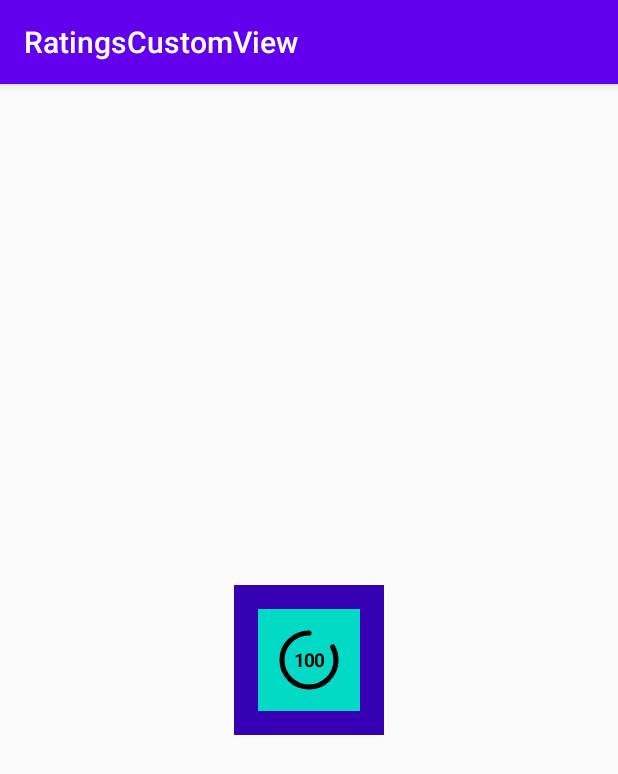
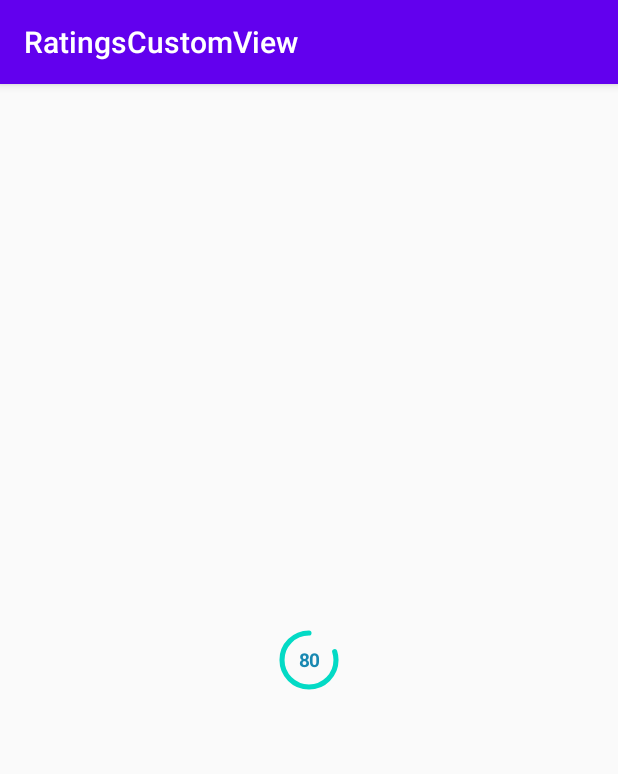
Before and after one commit to KunaalKumar/RatingsView, an Android app: the screen it shows after launch (MainActivity), on a phone screen of 412 x 824 dp. Shown: the top 774 px of the screen. Run offline under Robolectric (Android 15) with nearby library versions, the phone set to English and light mode, and no system bars.

Commit message:
Update package name Implement animation of number Change interpolator Add and implement text and arc color attributes Remove background colors from views in activity_main.xml Update kotlin version

```diff
--- a/app/src/main/AndroidManifest.xml
+++ b/app/src/main/AndroidManifest.xml
@@ -1,6 +1,6 @@
 <?xml version="1.0" encoding="utf-8"?>
 <manifest xmlns:android="http://schemas.android.com/apk/res/android"
-    package="com.example.ratingscustomview">
+    package="dev.kunaal.view">
 
     <application
         android:allowBackup="true"
@@ -9,7 +9,7 @@
         android:roundIcon="@mipmap/ic_launcher_round"
         android:supportsRtl="true"
         android:theme="@style/AppTheme">
-        <activity android:name=".MainActivity">
+        <activity android:name="dev.kunaal.view.MainActivity">
             <intent-filter>
                 <action android:name="android.intent.action.MAIN" />
 
--- a/app/src/main/java/com/example/ratingscustomview/MainActivity.kt
+++ b/app/src/main/java/dev/kunaal/view/MainActivity.kt
@@ -1,4 +1,4 @@
-package com.example.ratingscustomview
+package dev.kunaal.view
 
 import androidx.appcompat.app.AppCompatActivity
 import android.os.Bundle
--- a/app/src/main/java/com/example/ratingscustomview/RatingView.kt
+++ b/app/src/main/java/dev/kunaal/view/RatingView.kt
@@ -1,43 +1,62 @@
-package com.example.ratingscustomview
+package dev.kunaal.view
 
 import android.animation.ValueAnimator
 import android.content.Context
 import android.graphics.*
 import android.util.AttributeSet
 import android.view.View
-import android.view.animation.AccelerateDecelerateInterpolator
+import androidx.core.content.ContextCompat
 import androidx.core.view.marginBottom
 import androidx.core.view.marginLeft
 import androidx.core.view.marginRight
 import androidx.core.view.marginTop
+import androidx.interpolator.view.animation.FastOutSlowInInterpolator
 
 class RatingView: View {
 
-    private var currentNum = 1F
-    private var endNum = 83
+    private val ratingPercent = 80
+    private var animatedPercent = 0
+    private var currentNum = 360F
 
     private var arcPaint = Paint()
+    private var arcColor: Int = ContextCompat.getColor(context, R.color.colorPrimary)
     private var strokeWidth = 50F
     private val oval = RectF(0F, 0F, width.toFloat(), height.toFloat())
-    private var animator: ValueAnimator = ValueAnimator.ofFloat(0F, 360 * endNum * 0.01F)
+    private var animator: ValueAnimator = ValueAnimator.ofFloat(0F, 360 * ratingPercent * 0.01F)
 
     private var textBounds = Rect()
-    private var text: String = "100"
     private val textPaint = Paint()
+    private var textColor: Int = ContextCompat.getColor(context, R.color.colorPrimary)
 
 
-    constructor (context: Context?) : this(context, null)
+    constructor (context: Context?) : this(context, null) {
+        init(null)
+    }
 
-    constructor(context: Context?, attrs: AttributeSet?) : this(context, attrs, 0)
+    constructor(context: Context?, attrs: AttributeSet?) : this(context, attrs, 0) {
+        init(attrs)
+    }
 
     constructor(context: Context?, attrs: AttributeSet?, defStyleAttr: Int)
-            : super(context, attrs, defStyleAttr)
+            : super(context, attrs, defStyleAttr) {
+        init(attrs)
+    }
 
-    init {
-        animator.duration = 1000
-        animator.interpolator = AccelerateDecelerateInterpolator()
+    private fun init(attrs: AttributeSet?) {
+
+        if(attrs != null) {
+            val array = context.obtainStyledAttributes(attrs, R.styleable.RatingView, 0, 0)
+            arcColor = array.getColor(R.styleable.RatingView_arcColor, arcColor)
+            textColor = array.getColor(R.styleable.RatingView_textColor, arcColor)
+            array.recycle()
+        }
+
+        // Setup and start animation
+            animator.duration = 1000
+        animator.interpolator = FastOutSlowInInterpolator()
         animator.addUpdateListener { animator ->
             currentNum = animator.animatedValue as Float
+            animatedPercent = (ratingPercent * animator.animatedFraction).toInt()
             postInvalidate()
         }
         animator.start()
@@ -55,7 +74,7 @@ class RatingView: View {
 
         arcPaint.apply {
             isAntiAlias = true
-            color = Color.BLACK
+            color = arcColor
             strokeWidth = this@RatingView.strokeWidth
             strokeCap = Paint.Cap.ROUND
             style = Paint.Style.STROKE
@@ -63,11 +82,11 @@ class RatingView: View {
 
         textPaint.apply {
             isAntiAlias = true
-            color = Color.BLACK
+            color = textColor
             textSize = (width - paddingLeft - marginLeft - paddingRight - marginRight) * 0.35F
             textAlign = Paint.Align.CENTER
             typeface = Typeface.create(Typeface.DEFAULT, Typeface.BOLD)
-            getTextBounds(text, 0, text.length, textBounds)
+            getTextBounds(ratingPercent.toString(), 0, ratingPercent.toString().length, textBounds)
         }
     }
 
@@ -76,7 +95,7 @@ class RatingView: View {
 
         with(canvas) {
             drawArc(oval, 270f, -currentNum, false, arcPaint)
-            drawText(text, width / 2F, height / 2F + textBounds.height() / 2F, textPaint)
+            drawText(animatedPercent.toString(), width / 2F, height / 2F + textBounds.height() / 2F, textPaint)
         }
     }
 
--- a/app/src/main/res/layout/activity_main.xml
+++ b/app/src/main/res/layout/activity_main.xml
@@ -4,20 +4,20 @@
     xmlns:tools="http://schemas.android.com/tools"
     android:layout_width="match_parent"
     android:layout_height="match_parent"
-    tools:context=".MainActivity">
+    tools:context="dev.kunaal.view.MainActivity">
 
     <LinearLayout
         android:layout_width="100dp"
         android:layout_height="100dp"
-        android:background="@color/colorPrimaryDark"
         app:layout_constraintStart_toStartOf="parent"
         app:layout_constraintEnd_toEndOf="parent"
         app:layout_constraintTop_toTopOf="parent"
         app:layout_constraintBottom_toBottomOf="parent">
 
-        <com.example.ratingscustomview.RatingView
-            android:background="@color/colorAccent"
+        <dev.kunaal.view.RatingView
             android:layout_margin="16dp"
+            app:textColor="#1988b1"
+            app:arcColor="@color/colorAccent"
             android:layout_width="wrap_content"
             android:layout_height="wrap_content"/>
 
```
Also changed, not shown: app/build.gradle (+10 -1 lines), app/src/main/res/values/attrs.xml (added, +7 -0 lines), gradle/wrapper/gradle-wrapper.properties, 4 other files.
